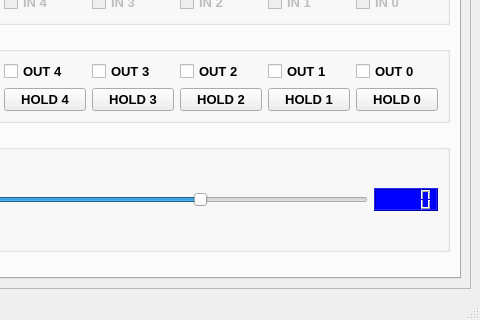
robko01/app_python3, file app/tasks/task_ui_qt/ui/main.ui: the form before one commit; both pictures show x 302 to 782 and y 269 to 589 of the 782 by 589 pixel window.
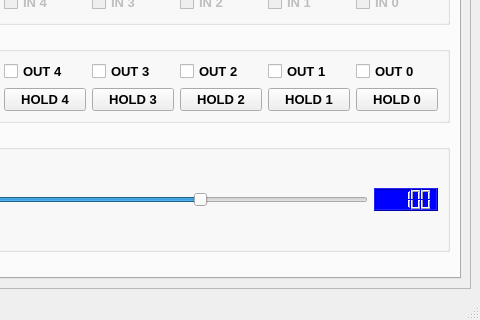
The form after the commit.

Diff of the .ui file:
```diff
--- a/app/tasks/task_ui_qt/ui/main.ui
+++ b/app/tasks/task_ui_qt/ui/main.ui
@@ -377,6 +377,9 @@
                                      background-color: blue; 
                                      color: white;}</string>
                  </property>
+                 <property name="intValue" stdset="0">
+                  <number>100</number>
+                 </property>
                 </widget>
                </item>
               </layout>
```
